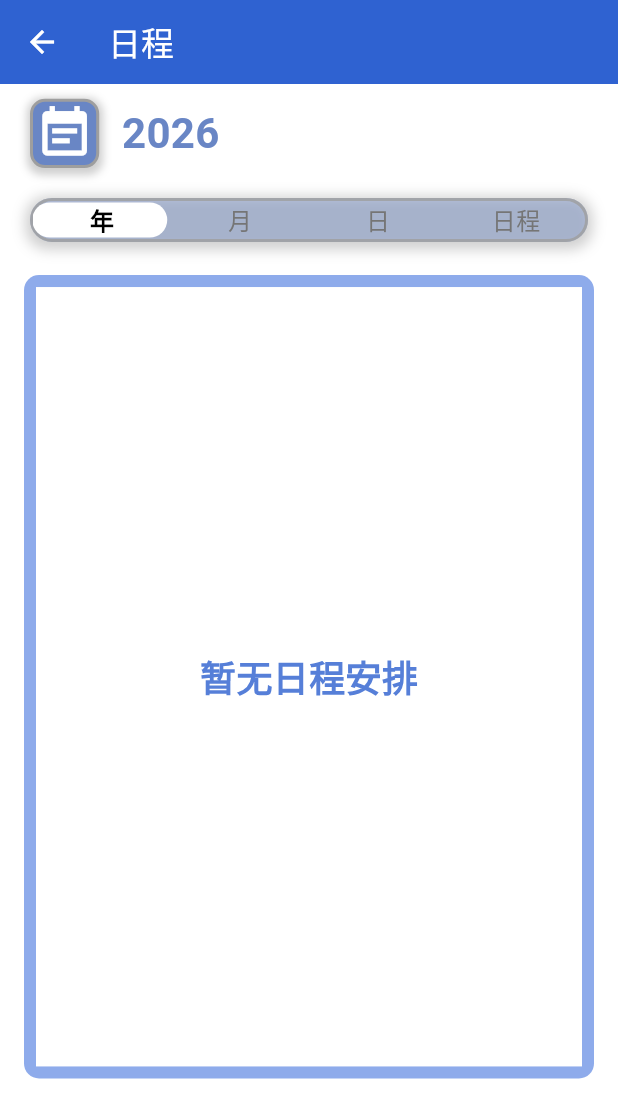
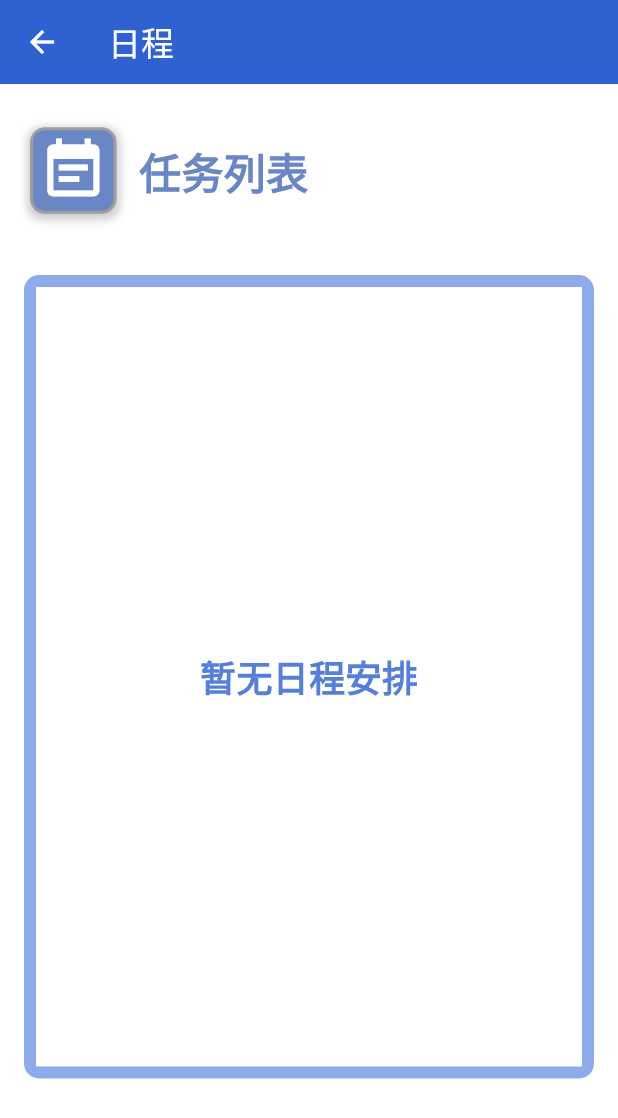
Before and after one commit to DustyWoods/Reminder, a Flutter app: the CalendarPage screen opened by its route, on a phone screen of 412 x 824 dp. Shown: the top 1118 px of the screen. Run offline on Flutter 3.47's test engine with Material 3 defaults, Android fonts, the phone set to English and light mode, and no system bars; our stand-ins replace dio, flutter_local_notifications, permission_handler, shared_preferences, timezone; missing offline and left inert: record; accounts and stored records are empty.

Commit message:
feat: add ScheduleLogo to replace the selectBar

```diff
--- /dev/null
+++ b/frontend/lib/Components/CalendarPage/ScheduleLogo.dart
@@ -0,0 +1,60 @@
+import 'package:flutter/material.dart';
+
+class ScheduleLogo extends StatefulWidget {
+  final double height;
+  const ScheduleLogo({super.key, required this.height});
+
+  @override
+  State<ScheduleLogo> createState() => _ScheduleLogoState();
+}
+
+class _ScheduleLogoState extends State<ScheduleLogo> {
+
+  @override
+  Widget build(BuildContext context) {
+    return Container(
+      height: widget.height,
+      color: Colors.transparent,
+      padding: EdgeInsets.symmetric(horizontal: 20),
+      child: Row(
+        mainAxisAlignment: MainAxisAlignment.start,
+        children: [
+          Container(
+            height: widget.height * 0.5,
+            width: widget.height * 0.5,
+            decoration: BoxDecoration(
+              color: const Color.fromARGB(255, 105, 134, 197),
+              borderRadius: BorderRadius.circular(10),
+              border: Border.all(
+                color: Colors.grey,
+                width: 2,
+              ),
+              boxShadow: [
+                BoxShadow(
+                  color: Colors.grey.withValues(alpha: 0.5),
+                  spreadRadius: 2,
+                  blurRadius: 4,
+                  offset: Offset(0, 2),
+                ),
+              ],
+            ),
+            child: Icon(
+              Icons.event_note,
+              size: widget.height * 0.4,
+              color: Colors.white,
+            ),
+          ),
+          SizedBox(width: 15),
+          Text(
+            '任务列表',
+            style: TextStyle(
+              color: const Color.fromARGB(255, 105, 134, 197),
+              fontSize: 28,
+              fontWeight: FontWeight.bold,
+            ),
+          )
+        ]
+      )
+    );
+  }
+}
--- a/frontend/lib/Page/CalendarPage.dart
+++ b/frontend/lib/Page/CalendarPage.dart
@@ -5,6 +5,7 @@ import 'package:reminder/Components/CalendarPage/SelectorBar.dart';
 import 'package:reminder/Constants/main.dart';
 import 'package:reminder/Utils/ScreenSize.dart';
 import 'package:reminder/Components/CalendarPage/ScheduleView.dart';
+import 'package:reminder/Components/CalendarPage/ScheduleLogo.dart';
 
 class CalendarPage extends StatefulWidget {
   const CalendarPage({super.key});
@@ -56,8 +57,9 @@ class _CalendarPageState extends State<CalendarPage> {
           color: Colors.white,
           child: Column(
             children: [
-              Label(height: screenHeight * 0.08, year: year, month: month, day: day),
-              SelectorBar(width: ScreenSize.getWidth(context), height: screenHeight * 0.06, currentOption: currentView, onChange: _changeView),
+              // Label(height: screenHeight * 0.08, year: year, month: month, day: day),
+              // SelectorBar(width: ScreenSize.getWidth(context), height: screenHeight * 0.06, currentOption: currentView, onChange: _changeView),
+              ScheduleLogo(height: screenHeight * 0.14),
               Container(
                 height: screenHeight * 0.65,
                 width: ScreenSize.getWidth(context),
```
